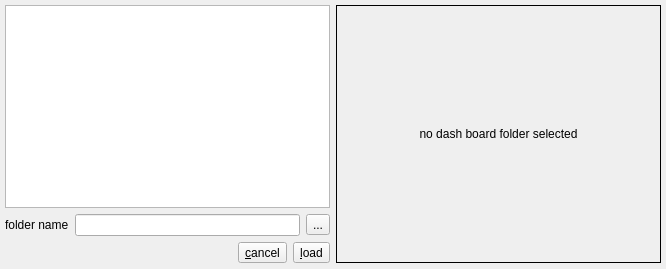
Before: the Qt Designer form dialogs/xvloaddlg.ui in CDullin/xVTK, drawn with Qt 5.
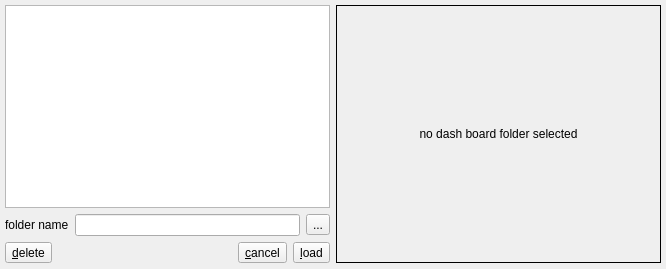
After: the same form once the commit is applied.

```diff
--- a/dialogs/xvloaddlg.ui
+++ b/dialogs/xvloaddlg.ui
@@ -85,6 +85,13 @@
       </item>
       <item>
        <layout class="QHBoxLayout" name="horizontalLayout_2">
+        <item>
+         <widget class="QToolButton" name="pDeleteTB">
+          <property name="text">
+           <string>&amp;delete</string>
+          </property>
+         </widget>
+        </item>
         <item>
          <spacer name="horizontalSpacer">
           <property name="orientation">
```
Left out of the diff: 6 changed lines with no effect on the pictures.
